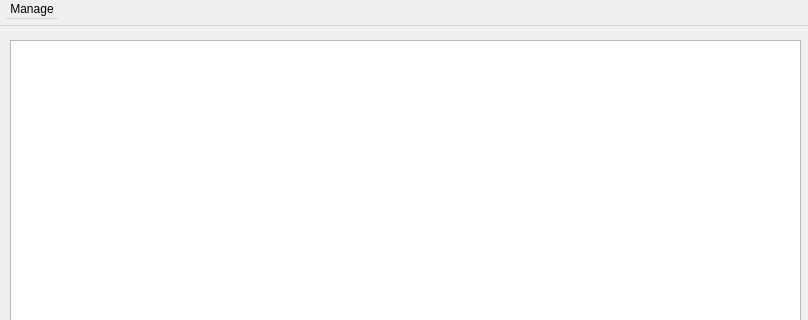
Above: api/db/recipes_app.ui from ari099/crumby-React-Flask- before the change; both pictures show x 0 to 808 and y 0 to 320 of the 808 by 691 pixel window. Below: the same form after it.
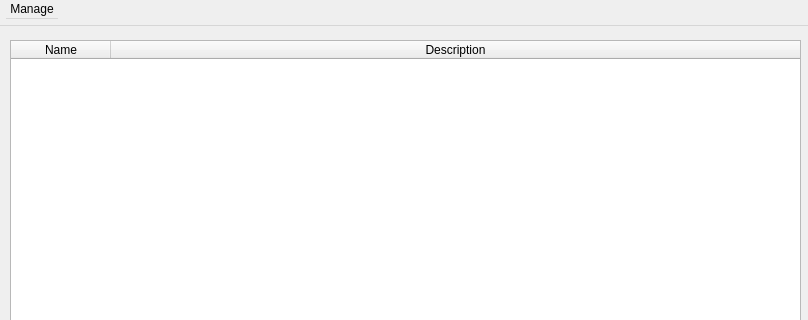
That is the form after the change.

Commit message: Recipes and Ingredients apps showing data

Diff of the .ui file:
```diff
--- a/api/db/recipes_app.ui
+++ b/api/db/recipes_app.ui
@@ -55,6 +55,16 @@
     <attribute name="horizontalHeaderStretchLastSection">
      <bool>true</bool>
     </attribute>
+    <column>
+     <property name="text">
+      <string>Name</string>
+     </property>
+    </column>
+    <column>
+     <property name="text">
+      <string>Description</string>
+     </property>
+    </column>
    </widget>
   </widget>
   <widget class="QMenuBar" name="menubar">
```
The commit also changes 3 other files.
